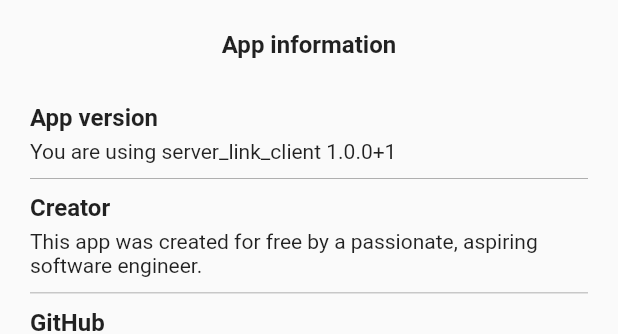
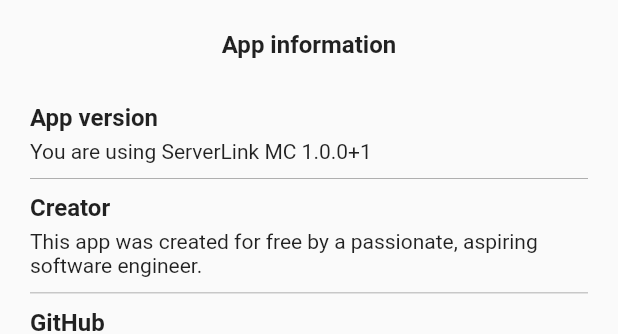
Before and after one commit to Nuytemans-Dieter/ServerLink, a Flutter app: the InfoScreen widget shown alone on an empty page, opened directly, on a phone screen of 412 x 824 dp. Shown: the top 334 px of the screen. Run offline on Flutter 3.47's test engine with Material 2 defaults, Android fonts, the phone set to English and light mode, and no system bars; our stand-ins replace bubble, package_info, shimmer; network calls fail.

Commit message:
Improve info screen

```diff
--- a/lib/user_interface/tab_screens/info_screen.dart
+++ b/lib/user_interface/tab_screens/info_screen.dart
@@ -27,7 +27,7 @@ class _InfoScreenState extends State<InfoScreen>{
   void getVersion() async {
     PackageInfo.fromPlatform().then((PackageInfo packageInfo) {
       setState(() {
-        _fullVersion = packageInfo.appName + ' ' + packageInfo.version + '+' + packageInfo.buildNumber;
+        _fullVersion = packageInfo.version + '+' + packageInfo.buildNumber;
       });
     });
   }
@@ -52,7 +52,8 @@ class _InfoScreenState extends State<InfoScreen>{
           ),
         ),
 
-        InfoTile('App version', 'You are using $_fullVersion', displayLine: true,),
+        if (_fullVersion != null)
+          InfoTile('App version', 'You are using ServerLink MC $_fullVersion', displayLine: true,),
         InfoTile('Creator', 'This app was created for free by a passionate, aspiring software engineer.', displayLine: true,),
         InfoTile('GitHub', 'Press here to view this open source project on GitHub', displayLine: true,
           onTap: () async {
```
